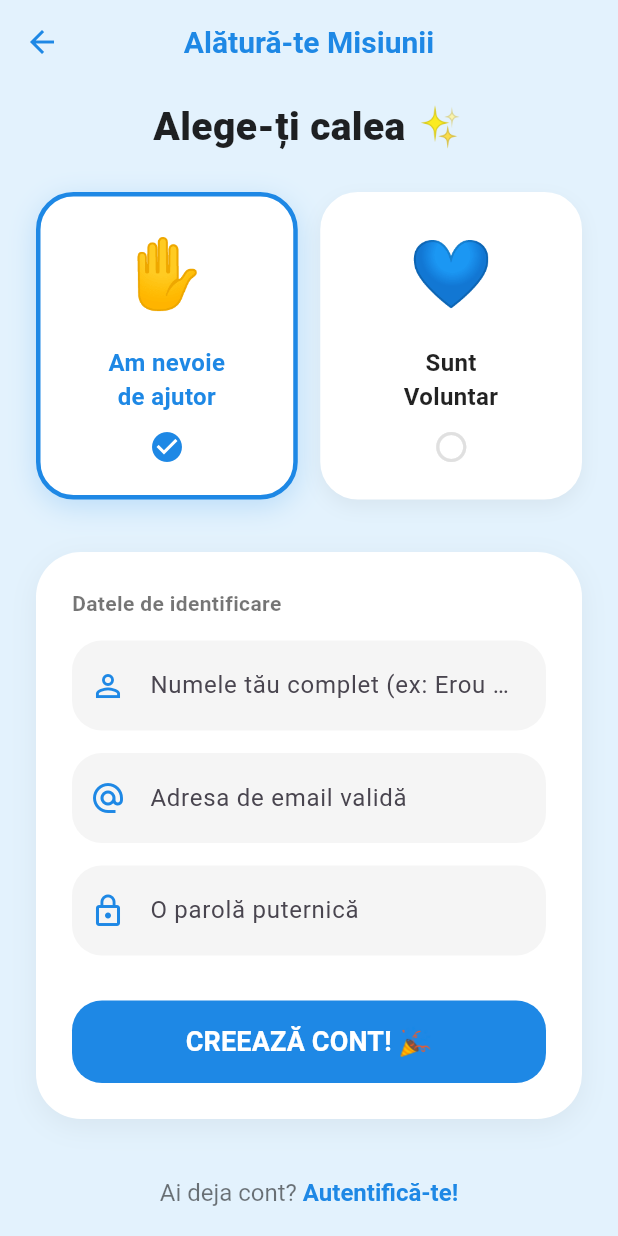
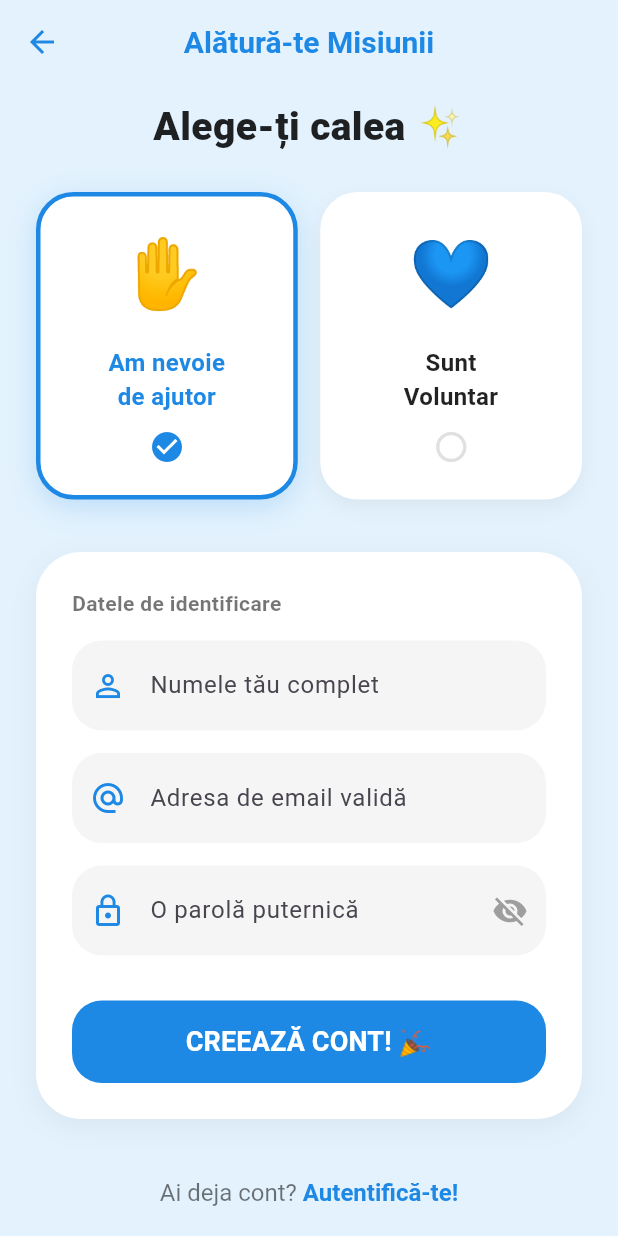
Before and after one commit to RaresBosssta01/sign_language_hero, a Flutter app: the RegisterScreen screen opened directly, on a phone screen of 412 x 824 dp. Run offline on Flutter 3.47's test engine with Material 3 defaults, Android fonts, the phone set to English and light mode, and no system bars.

Commit message:
Validare date login si register

```diff
--- a/lib/screen/register_screen.dart
+++ b/lib/screen/register_screen.dart
@@ -8,41 +8,34 @@ class RegisterScreen extends StatefulWidget {
 }
 
 class _RegisterScreenState extends State<RegisterScreen> {
-  // Implicit selectam 'Utilizator'
+  final _formKey = GlobalKey<FormState>();
+
   String tipCont = 'Utilizator';
-
   String? nivelLSR = 'Incepator';
   final List<String> optiuniLSR = ['Incepator', 'Mediu', 'Fluent', 'CODA', 'Certificat'];
 
+  bool _isPasswordVisible = false;
+
   @override
   Widget build(BuildContext context) {
-    // Paleta de culori consistenta cu Login
     const Color primaryBlue = Color(0xFF1E88E5);
     const Color backgroundBlue = Color(0xFFE3F2FD);
 
-    // Stil comun pentru campurile de input (bule gri, rotunjite)
     InputDecoration inputStyle(String hint, IconData icon) {
       return InputDecoration(
         hintText: hint,
         prefixIcon: Icon(icon, color: primaryBlue),
         filled: true,
         fillColor: Colors.grey.shade100,
-        border: OutlineInputBorder(
-          borderRadius: BorderRadius.circular(20),
-          borderSide: BorderSide.none,
-        ),
+        border: OutlineInputBorder(borderRadius: BorderRadius.circular(20), borderSide: BorderSide.none),
         contentPadding: const EdgeInsets.symmetric(vertical: 18, horizontal: 20),
       );
     }
 
     return Scaffold(
       backgroundColor: backgroundBlue,
-      // AppBar customizat, mai prietenos
       appBar: AppBar(
-        title: const Text(
-          "Alătură-te Misiunii",
-          style: TextStyle(fontWeight: FontWeight.bold, fontSize: 20)
-        ),
+        title: const Text("Alătură-te Misiunii", style: TextStyle(fontWeight: FontWeight.bold, fontSize: 20)),
         backgroundColor: Colors.transparent,
         elevation: 0,
         centerTitle: true,
@@ -52,151 +45,149 @@ class _RegisterScreenState extends State<RegisterScreen> {
         child: SingleChildScrollView(
           child: Padding(
             padding: const EdgeInsets.symmetric(horizontal: 24.0, vertical: 10),
+            child: Form( // AM ADĂUGAT FORMULARUL
+              key: _formKey,
               child: Column(
                 crossAxisAlignment: CrossAxisAlignment.stretch,
                 children: [
-                const Text(
-                  "Alege-ți calea ✨",
-                  style: TextStyle(fontSize: 26, fontWeight: FontWeight.w900, color: Colors.black87),
-                  textAlign: TextAlign.center,
-                ),
+                  const Text("Alege-ți calea ✨", style: TextStyle(fontSize: 26, fontWeight: FontWeight.w900, color: Colors.black87), textAlign: TextAlign.center),
                   const SizedBox(height: 25),
 
-                // --- SELECȚIE ROLURI GAMIFICATĂ (Carduri mari) ---
                   Row(
                     children: [
-                    // Card Utilizator
                       Expanded(
                         child: GestureDetector(
                           onTap: () { setState(() { tipCont = 'Utilizator'; }); },
-                        child: _buildRoleCard(
-                          icon: "✋",
-                          title: "Am nevoie\nde ajutor",
-                          isSelected: tipCont == 'Utilizator',
-                          primaryColor: primaryBlue
-                        ),
+                          child: _buildRoleCard(icon: "✋", title: "Am nevoie\nde ajutor", isSelected: tipCont == 'Utilizator', primaryColor: primaryBlue),
                         ),
                       ),
                       const SizedBox(width: 15),
-                    // Card Voluntar
                       Expanded(
                         child: GestureDetector(
                           onTap: () { setState(() { tipCont = 'Voluntar'; }); },
-                        child: _buildRoleCard(
-                          icon: "💙",
-                          title: "Sunt\nVoluntar",
-                          isSelected: tipCont == 'Voluntar',
-                          primaryColor: const Color(0xFF43A047) // Un verde pentru voluntari
-                        ),
+                          child: _buildRoleCard(icon: "💙", title: "Sunt\nVoluntar", isSelected: tipCont == 'Voluntar', primaryColor: const Color(0xFF43A047)),
                         ),
                       ),
                     ],
                   ),
                   const SizedBox(height: 35),
 
-                // --- FORMULARUL DE ÎNSCRIERE (Card alb, rotunjit) ---
                   Container(
                     padding: const EdgeInsets.all(24),
                     decoration: BoxDecoration(
                       color: Colors.white,
                       borderRadius: BorderRadius.circular(30),
-                    boxShadow: [
-                      BoxShadow(
-                        color: Colors.black.withOpacity(0.05),
-                        blurRadius: 15,
-                        offset: const Offset(0, 5),
-                      ),
-                    ],
+                      boxShadow: [BoxShadow(color: Colors.black.withOpacity(0.05), blurRadius: 15, offset: const Offset(0, 5))],
                     ),
                     child: Column(
                       crossAxisAlignment: CrossAxisAlignment.start,
                       children: [
-
-                      // --- LOGICA CONDITIONALA PENTRU VOLUNTARI ---
                         if (tipCont == 'Voluntar') ...[
-                        const Text(
-                          "Super! Care e super-puterea ta în LSR? 💪",
-                          style: TextStyle(fontWeight: FontWeight.bold, color: Colors.black54),
-                        ),
+                          const Text("Super! Care e super-puterea ta în LSR? 💪", style: TextStyle(fontWeight: FontWeight.bold, color: Colors.black54)),
                           const SizedBox(height: 10),
-                        // Dropdown stilizat ca input field
                           DropdownButtonFormField<String>(
                             value: nivelLSR,
                             icon: const Icon(Icons.arrow_drop_down_circle_outlined, color: primaryBlue),
                             decoration: inputStyle("Nivel LSR", Icons.bar_chart_rounded),
                             borderRadius: BorderRadius.circular(20),
                             items: optiuniLSR.map((String valoare) {
-                            return DropdownMenuItem<String>(
-                              value: valoare,
-                              child: Text(valoare, style: const TextStyle(fontSize: 16)),
-                            );
+                              return DropdownMenuItem<String>(value: valoare, child: Text(valoare, style: const TextStyle(fontSize: 16)));
                             }).toList(),
-                          onChanged: (String? nouaValoare) {
-                            setState(() { nivelLSR = nouaValoare; });
-                          },
+                            onChanged: (String? nouaValoare) { setState(() { nivelLSR = nouaValoare; }); },
                           ),
                           const SizedBox(height: 25),
                           const Divider(),
                           const SizedBox(height: 15),
                         ],
-                      // --- SFARSIT LOGICA ---
 
-                      const Text(
-                        "Datele de identificare",
-                        style: TextStyle(fontWeight: FontWeight.bold, color: Colors.black54),
+                        const Text("Datele de identificare", style: TextStyle(fontWeight: FontWeight.bold, color: Colors.black54)),
+                        const SizedBox(height: 15),
+
+                        // CAMP NUME
+                        TextFormField(
+                          decoration: inputStyle("Numele tău complet", Icons.person_outline),
+                          validator: (value) {
+                            if (value == null || value.trim().isEmpty) {
+                              return 'Nu poți fi un erou anonim!';
+                            }
+                            return null;
+                          },
                         ),
                         const SizedBox(height: 15),
-                      TextField(decoration: inputStyle("Numele tău complet (ex: Erou Ion)", Icons.person_outline)),
+
+                        // CAMP EMAIL
+                        TextFormField(
+                          keyboardType: TextInputType.emailAddress,
+                          decoration: inputStyle("Adresa de email validă", Icons.alternate_email),
+                          validator: (value) {
+                            if (value == null || value.isEmpty) return 'Email-ul este obligatoriu.';
+                            if (!RegExp(r"^[a-zA-Z0-9.a-zA-Z0-9.!#$%&'*+-/=?^_`{|}~]+@[a-zA-Z0-9]+\.[a-zA-Z]+").hasMatch(value)) {
+                              return 'Format de email invalid.';
+                            }
+                            return null;
+                          },
+                        ),
                         const SizedBox(height: 15),
-                      TextField(decoration: inputStyle("Adresa de email validă", Icons.alternate_email)),
-                      const SizedBox(height: 15),
-                      TextField(obscureText: true, decoration: inputStyle("O parolă puternică", Icons.lock_outline)),
+
+                        // CAMP PAROLA COMPLEXA
+                        TextFormField(
+                          obscureText: !_isPasswordVisible,
+                          decoration: InputDecoration(
+                            hintText: "O parolă puternică",
+                            prefixIcon: const Icon(Icons.lock_outline, color: primaryBlue),
+                            suffixIcon: IconButton(
+                              icon: Icon(_isPasswordVisible ? Icons.visibility : Icons.visibility_off, color: Colors.grey),
+                              onPressed: () { setState(() { _isPasswordVisible = !_isPasswordVisible; }); },
+                            ),
+                            filled: true,
+                            fillColor: Colors.grey.shade100,
+                            border: OutlineInputBorder(borderRadius: BorderRadius.circular(20), borderSide: BorderSide.none),
+                            contentPadding: const EdgeInsets.symmetric(vertical: 18, horizontal: 20),
+                          ),
+                          validator: (value) {
+                            if (value == null || value.isEmpty) return 'Parola este obligatorie.';
+                            if (value.length < 8) return 'Minim 8 caractere.';
+                            // Verifica daca exista cel putin o litera mare si o cifra
+                            if (!RegExp(r'(?=.*[A-Z])').hasMatch(value)) return 'Trebuie să conțină o majusculă.';
+                            if (!RegExp(r'(?=.*[0-9])').hasMatch(value)) return 'Trebuie să conțină o cifră.';
+                            return null;
+                          },
+                        ),
                         const SizedBox(height: 30),
 
-                      // Buton Gamificat de Finalizare
                         SizedBox(
                           width: double.infinity,
                           height: 55,
                           child: ElevatedButton(
                             onPressed: () {
-                            print("Creare cont: $tipCont | Nivel LSR: $nivelLSR");
+                              // VERIFICAREA FINALA A INTREGULUI FORMULAR
+                              if (_formKey.currentState!.validate()) {
+                                print("Formular PERFECT validat! Creare cont: $tipCont");
+                              } else {
+                                print("Sunt erori in formular!");
+                              }
                             },
                             style: ElevatedButton.styleFrom(
                               backgroundColor: tipCont == 'Voluntar' ? const Color(0xFF43A047) : primaryBlue,
                               elevation: 0,
-                            shape: RoundedRectangleBorder(
-                              borderRadius: BorderRadius.circular(20),
-                            ),
+                              shape: RoundedRectangleBorder(borderRadius: BorderRadius.circular(20)),
                             ),
                             child: Text(
                               tipCont == 'Voluntar' ? "DEVII EROU ACUM! 💥" : "CREEAZĂ CONT! 🎉",
-                            style: const TextStyle(
-                              color: Colors.white,
-                              fontSize: 18,
-                              fontWeight: FontWeight.bold
-                            )
+                              style: const TextStyle(color: Colors.white, fontSize: 18, fontWeight: FontWeight.bold)
                             ),
                           ),
                         ),
                       ],
                     ),
                   ),
-
                   const SizedBox(height: 25),
-
-                // Link înapoi la Login
                   TextButton(
                     onPressed: () { Navigator.pop(context); },
                     child: RichText(
                       text: const TextSpan(
-                      text: "Ai deja cont? ",
-                      style: TextStyle(color: Colors.black54, fontSize: 16),
-                      children: [
-                        TextSpan(
-                          text: "Autentifică-te!",
-                          style: TextStyle(color: primaryBlue, fontWeight: FontWeight.bold),
-                        ),
-                      ],
+                        text: "Ai deja cont? ", style: TextStyle(color: Colors.black54, fontSize: 16),
+                        children: [TextSpan(text: "Autentifică-te!", style: TextStyle(color: primaryBlue, fontWeight: FontWeight.bold))],
                       ),
                     ),
                   ),
@@ -206,53 +197,27 @@ class _RegisterScreenState extends State<RegisterScreen> {
             ),
           ),
         ),
+      ),
     );
   }
 
-  // --- WIDGET HELPER PENTRU CARDURILE DE ROL ---
-  Widget _buildRoleCard({
-    required String icon,
-    required String title,
-    required bool isSelected,
-    required Color primaryColor
-  }) {
+  Widget _buildRoleCard({required String icon, required String title, required bool isSelected, required Color primaryColor}) {
     return AnimatedContainer(
       duration: const Duration(milliseconds: 250),
       padding: const EdgeInsets.all(20),
       decoration: BoxDecoration(
         color: Colors.white,
         borderRadius: BorderRadius.circular(25),
-        border: Border.all(
-          color: isSelected ? primaryColor : Colors.white,
-          width: 3
-        ),
-        boxShadow: [
-          BoxShadow(
-            color: isSelected ? primaryColor.withOpacity(0.2) : Colors.black.withOpacity(0.05),
-            blurRadius: isSelected ? 15 : 10,
-            offset: const Offset(0, 5),
-          ),
-        ],
+        border: Border.all(color: isSelected ? primaryColor : Colors.white, width: 3),
+        boxShadow: [BoxShadow(color: isSelected ? primaryColor.withOpacity(0.2) : Colors.black.withOpacity(0.05), blurRadius: isSelected ? 15 : 10, offset: const Offset(0, 5))],
       ),
       child: Column(
         children: [
           Text(icon, style: const TextStyle(fontSize: 45)),
           const SizedBox(height: 15),
-          Text(
-            title,
-            textAlign: TextAlign.center,
-            style: TextStyle(
-              fontSize: 16,
-              fontWeight: FontWeight.bold,
-              color: isSelected ? primaryColor : Colors.black87
-            ),
-          ),
+          Text(title, textAlign: TextAlign.center, style: TextStyle(fontSize: 16, fontWeight: FontWeight.bold, color: isSelected ? primaryColor : Colors.black87)),
           const SizedBox(height: 10),
-          // Bifa vizuala
-          Icon(
-            isSelected ? Icons.check_circle : Icons.radio_button_unchecked,
-            color: isSelected ? primaryColor : Colors.grey.shade300,
-          ),
+          Icon(isSelected ? Icons.check_circle : Icons.radio_button_unchecked, color: isSelected ? primaryColor : Colors.grey.shade300),
         ],
       ),
     );
```
Also changed, not shown: lib/screen/login_screen.dart (+61 -72 lines). Lines whose indentation alone changed are shown as unchanged.
